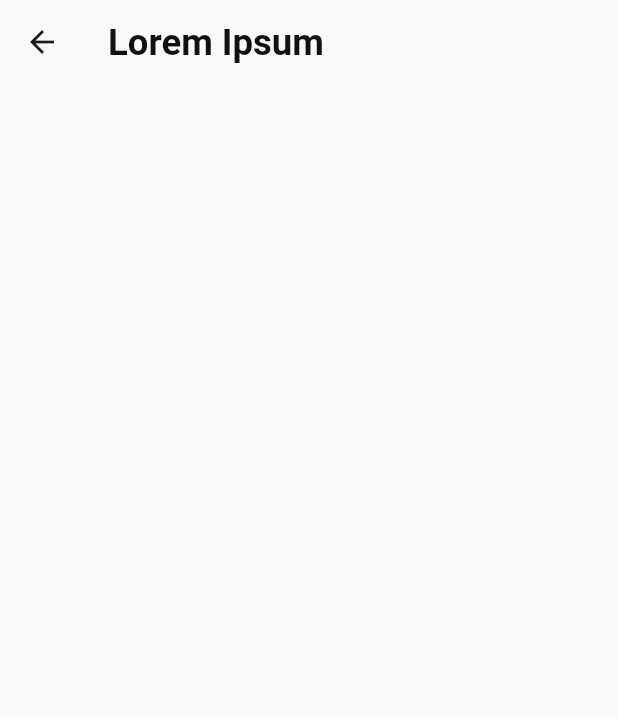
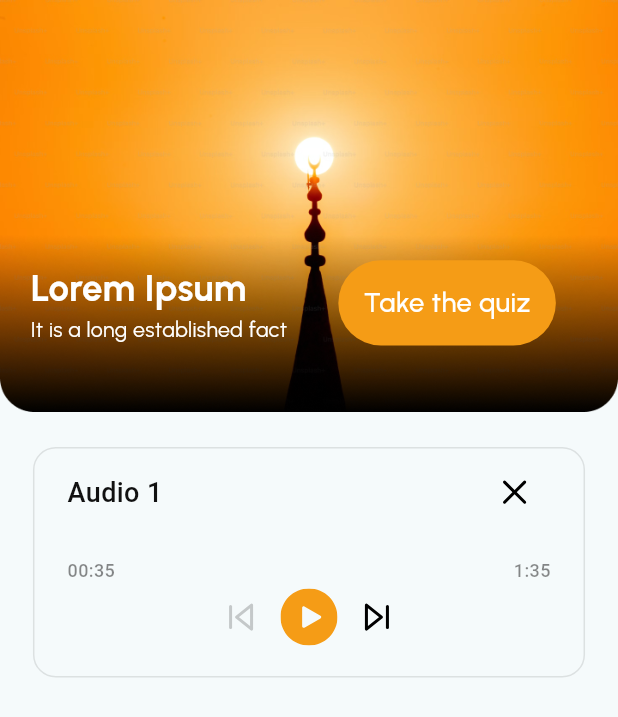
Before and after one commit to xasanov1716/Nabeey, a Flutter app: the AudioScreen screen opened by its route, on a phone screen of 412 x 824 dp. Shown: the top 717 px of the screen. Run offline on Flutter 3.47's test engine with Material 2 defaults, Android fonts, the phone set to English and light mode, and no system bars; drawn by our look-alikes of zoom_tap_animation; our stand-ins replace flutter_screenutil, flutter_svg, shared_preferences; accounts and stored records are empty; Roboto replaces fonts that are missing (Poppins, SF Pro Display).

Commit message:
master ga yozib qoyibman code ni uzur!

```diff
--- a/lib/ui/tab/home/sub_screens/articles/articles_screen.dart
+++ b/lib/ui/tab/home/sub_screens/articles/articles_screen.dart
@@ -1,3 +1,4 @@
+import 'package:contest_app/ui/tab/app_routes.dart';
 import 'package:contest_app/ui/tab/home/sub_screens/articles/widgets/global_container.dart';
 import 'package:contest_app/utils/colors.dart';
 import 'package:contest_app/utils/icons.dart';
@@ -103,7 +104,10 @@ class _ArticlesScreenState extends State<ArticlesScreen> {
                 SizedBox(height: height * (16 / 812)),
                 Row(
                   children: [
-                    const GlobalContainer(
+                    GlobalContainer(
+                        onTap: () {
+                          Navigator.pushNamed(context, RouteNames.audioScreen);
+                        },
                         image: AppIcons.audioBackground,
                         imageEdit: AppIcons.audio,
                         text: "Audio",
--- a/lib/ui/tab/home/sub_screens/articles/widgets/global_container.dart
+++ b/lib/ui/tab/home/sub_screens/articles/widgets/global_container.dart
@@ -9,19 +9,23 @@ class GlobalContainer extends StatelessWidget {
       required this.imageEdit,
       required this.text,
       required this.color,
-      required this.textColor});
+      required this.textColor, this.onTap,
+      });
 
   final String image;
   final String imageEdit;
   final String text;
   final Color color;
   final Color textColor;
+  final VoidCallback? onTap;
 
   @override
   Widget build(BuildContext context) {
     double height = MediaQuery.of(context).size.height;
     double width = MediaQuery.of(context).size.width;
-    return Container(
+    return GestureDetector(
+      onTap: onTap,
+      child: Container(
         width: width * (156 / 375),
         height: height * (114 / 812),
         decoration: BoxDecoration(
@@ -55,6 +59,7 @@ class GlobalContainer extends StatelessWidget {
             )
           ],
         ),
+      ),
     );
   }
 }
--- a/lib/ui/tab/home/sub_screens/audios/audios_screen.dart
+++ b/lib/ui/tab/home/sub_screens/audios/audios_screen.dart
@@ -1,6 +1,9 @@
+import 'package:contest_app/ui/tab/home/sub_screens/audios/widgets1/audio_player_item.dart';
 import 'package:contest_app/utils/colors.dart';
+import 'package:contest_app/utils/icons.dart';
 import 'package:flutter/material.dart';
 import 'package:flutter_screenutil/flutter_screenutil.dart';
+import 'package:zoom_tap_animation/zoom_tap_animation.dart';
 
 class AudioScreen extends StatefulWidget {
   const AudioScreen({super.key});
@@ -12,21 +15,73 @@ class AudioScreen extends StatefulWidget {
 class _AudioScreenState extends State<AudioScreen> {
   @override
   Widget build(BuildContext context) {
+    double height = MediaQuery.of(context).size.height;
+    double width = MediaQuery.of(context).size.width;
     return Scaffold(
-      appBar: AppBar(
-        title: Text(
-          "Lorem Ipsum",
-          style: TextStyle(
-              fontFamily: "Poppins",
-              fontSize: 24.sp,
-              fontWeight: FontWeight.w700,
-              color: AppColors.C_111111),
-        ),
-      ),
-
       body: Column(
         children: [
-
+          Stack(
+            children: [
+              Image.asset(AppIcons.image2, width: double.infinity),
+              Padding(
+                padding: EdgeInsets.only(
+                    left: height * (20 / 812),
+                    top: height * (171 / 812),
+                    right: width * (16 / 375)),
+                child: Row(
+                  children: [
+                    Column(
+                      crossAxisAlignment: CrossAxisAlignment.start,
+                      children: [
+                        Text("Lorem Ipsum",
+                            style: TextStyle(
+                                fontFamily: "Urbanist",
+                                fontSize: 24.sp,
+                                fontWeight: FontWeight.w700,
+                                color: AppColors.white),
+                            maxLines: 1,
+                            overflow: TextOverflow.ellipsis),
+                        Text("It is a long established fact",
+                            style: TextStyle(
+                                fontFamily: "Urbanist",
+                                fontSize: 14.sp,
+                                fontWeight: FontWeight.w400,
+                                color: AppColors.white),
+                            maxLines: 1,
+                            overflow: TextOverflow.ellipsis),
+                      ],
+                    ),
+                    SizedBox(width: width * (31 / 375)),
+                    ZoomTapAnimation(
+                      onTap: () {},
+                      child: Container(
+                        width: width * (132 / 375),
+                        height: height * (56 / 812),
+                        decoration: BoxDecoration(
+                            borderRadius: BorderRadius.circular(66.r),
+                            color: AppColors.C_F59C16),
+                        child: Center(
+                          child: Text(
+                            "Take the quiz",
+                            style: TextStyle(
+                                fontFamily: "Urbanist",
+                                fontSize: 18.sp,
+                                fontWeight: FontWeight.w500,
+                                color: AppColors.white),
+                          ),
+                        ),
+                      ),
+                    ),
+                  ],
+                ),
+              ),
+            ],
+          ),
+          SizedBox(height: 23.h),
+          Padding(
+            padding: EdgeInsets.symmetric(horizontal: 20.w),
+            child: const AudioPlayerItem(),
+          ),
         ],
       ),
     );
--- /dev/null
+++ b/lib/ui/tab/home/sub_screens/audios/widgets1/audio_player_item.dart
@@ -0,0 +1,89 @@
+import 'package:contest_app/utils/colors.dart';
+import 'package:contest_app/utils/icons.dart';
+import 'package:flutter/material.dart';
+import 'package:flutter_screenutil/flutter_screenutil.dart';
+import 'package:flutter_svg/flutter_svg.dart';
+
+class AudioPlayerItem extends StatelessWidget {
+  const AudioPlayerItem({super.key});
+
+  @override
+  Widget build(BuildContext context) {
+    return Container(
+        decoration: BoxDecoration(
+          borderRadius: BorderRadius.circular(15.r),
+          border: Border.all(color: AppColors.black.withOpacity(0.1)),
+        ),
+        child: Padding(
+          padding:
+              EdgeInsets.only(top: 6.h, left: 20.w, right: 20.w, bottom: 20.h),
+          child: Column(
+            children: [
+              Row(
+                mainAxisAlignment: MainAxisAlignment.spaceBetween,
+                children: [
+                  const Text(
+                    "Audio 1",
+                    style: TextStyle(
+                      fontFamily: "SF Pro Display",
+                      fontSize: 18,
+                      fontWeight: FontWeight.w500,
+                      color: AppColors.C_111111,
+                    ),
+                    textAlign: TextAlign.left,
+                  ),
+                  SvgPicture.asset(AppIcons.remove)
+                ],
+              ),
+              SizedBox(height: 18.h),
+              Row(
+                mainAxisAlignment: MainAxisAlignment.spaceBetween,
+                children: [
+                  Text(
+                    "00:35",
+                    style: TextStyle(
+                      fontFamily: "SF Pro Display",
+                      fontSize: 12,
+                      fontWeight: FontWeight.w500,
+                      color: const Color(0xff111111).withOpacity(0.5),
+                      height: 20 / 12,
+                    ),
+                    textAlign: TextAlign.left,
+                  ),
+                  Text(
+                    "1:35",
+                    style: TextStyle(
+                      fontFamily: "SF Pro Display",
+                      fontSize: 12,
+                      fontWeight: FontWeight.w500,
+                      color: const Color(0xff111111).withOpacity(0.5),
+                      height: 20 / 12,
+                    ),
+                    textAlign: TextAlign.left,
+                  ),
+                ],
+              ),
+              SizedBox(height: 2.h),
+              Row(
+                mainAxisAlignment: MainAxisAlignment.center,
+                children: [
+                  SvgPicture.asset(
+                    AppIcons.skipForward,
+                    colorFilter: ColorFilter.mode(
+                        AppColors.black.withOpacity(0.5), BlendMode.srcIn),
+                  ),
+                  SizedBox(width: 13.w),
+                  SvgPicture.asset(
+                    AppIcons.subtract,
+                  ),
+                  SizedBox(width: 13.w),
+                  SvgPicture.asset(
+                    AppIcons.skipForward1,
+                  ),
+                ],
+              )
+            ],
+          ),
+        ));
+  }
+}
--- a/lib/utils/icons.dart
+++ b/lib/utils/icons.dart
@@ -16,5 +16,8 @@ class AppIcons {
   static const String profile = "assets/svg/profile.svg";
   static const String quiz = "assets/svg/quiz.svg";
   static const String rating = "assets/svg/rating.svg";
-
+  static const String remove = "assets/svg/remove.svg";
+  static const String skipForward = "assets/svg/skip_forward.svg";
+  static const String skipForward1 = "assets/svg/skip_forward_1.svg";
+  static const String subtract = "assets/svg/subtract.svg";
 }
```
Also changed, not shown: assets/svg/remove.svg (added), assets/svg/skip_forward.svg (added), assets/svg/skip_forward_1.svg (added), assets/svg/subtract.svg (added). Lines whose indentation alone changed are shown as unchanged.
